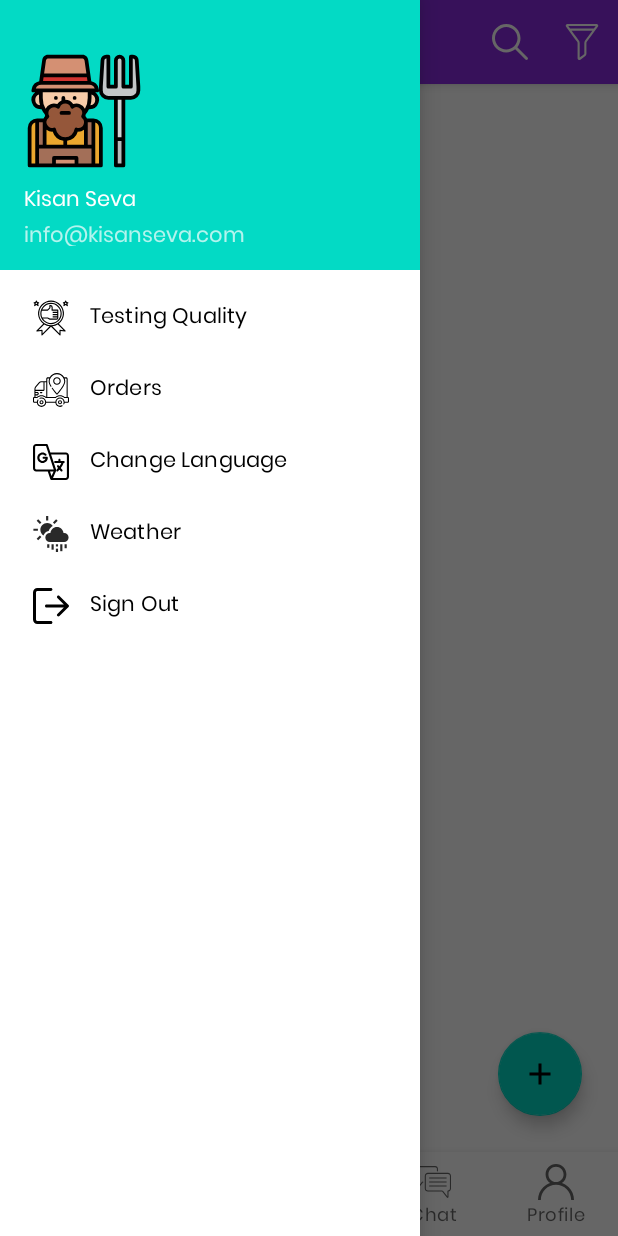
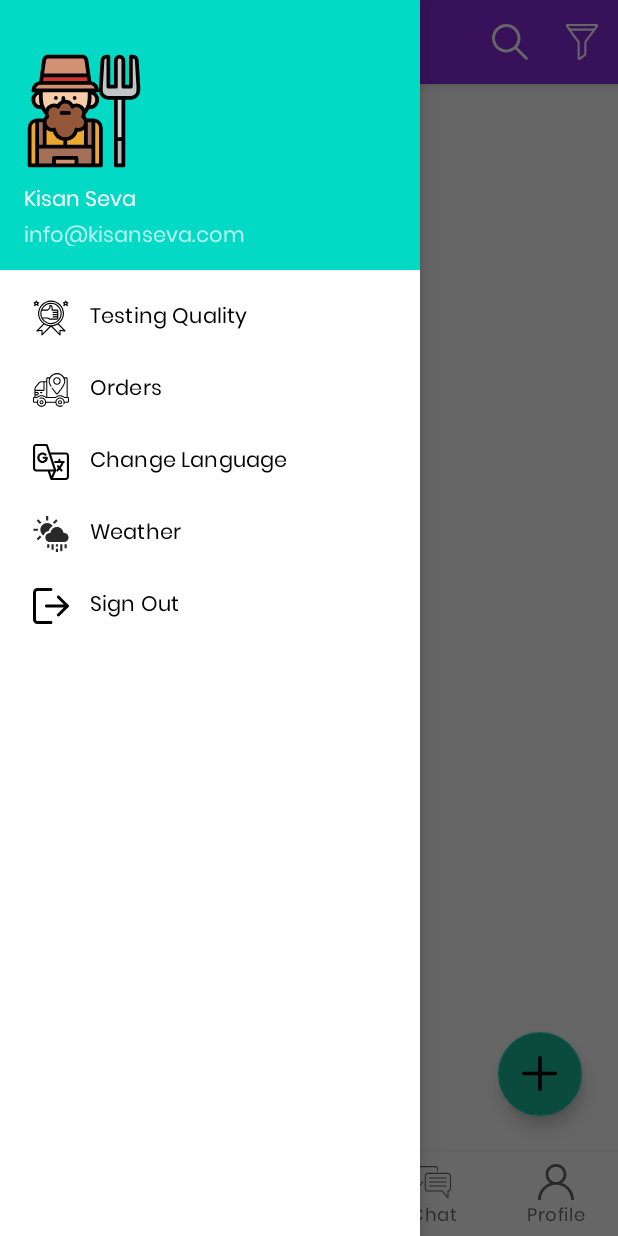
Before and after one commit to shivamkumard107/KisanSeva2, an Android app: the screen it shows after launch once a user with an empty profile is signed in (MainActivity), with the side drawer open, on a phone screen of 412 x 824 dp. Run offline under Robolectric (Android 15) with nearby library versions, the phone set to English and light mode, and no system bars; our stand-ins replace Firebase (no records; nobody signed in at launch, a user with empty details on screens opened directly); libraries missing offline, so code that uses them is left out: com.franmontiel.persistentcookiejar; 3 statements that could not run were skipped.

```diff
--- /dev/null
+++ b/app/src/main/res/drawable/add_button.xml
@@ -0,0 +1,12 @@
+<vector xmlns:android="http://schemas.android.com/apk/res/android"
+    android:width="20dp"
+    android:height="20dp"
+    android:viewportWidth="20"
+    android:viewportHeight="20">
+    <path
+        android:fillColor="#ffffff"
+        android:pathData="M11,1C11,0.4477 10.5523,0 10,0C9.4477,0 9,0.4477 9,1H11ZM9,18.5C9,19.0523 9.4477,19.5 10,19.5C10.5523,19.5 11,19.0523 11,18.5H9ZM9,1V18.5H11V1H9Z" />
+    <path
+        android:fillColor="#ffffff"
+        android:pathData="M18.5,10.75C19.0523,10.75 19.5,10.3023 19.5,9.75C19.5,9.1977 19.0523,8.75 18.5,8.75L18.5,10.75ZM1,8.75C0.4477,8.75 0,9.1977 0,9.75C-0,10.3023 0.4477,10.75 1,10.75L1,8.75ZM18.5,8.75L1,8.75L1,10.75L18.5,10.75L18.5,8.75Z" />
+</vector>
--- a/app/src/main/res/layout/buyer_orders_item_row.xml
+++ b/app/src/main/res/layout/buyer_orders_item_row.xml
@@ -2,6 +2,7 @@
 <androidx.cardview.widget.CardView xmlns:android="http://schemas.android.com/apk/res/android"
     xmlns:app="http://schemas.android.com/apk/res-auto"
     xmlns:tools="http://schemas.android.com/tools"
+    android:id="@+id/cl"
     android:layout_width="match_parent"
     android:layout_height="wrap_content"
     android:layout_marginStart="16dp"
@@ -25,8 +26,10 @@
             android:id="@+id/tvBuyerName"
             android:layout_width="wrap_content"
             android:layout_height="wrap_content"
+            android:fontFamily="@font/poppinsbold"
             android:text="Buyer Name"
             android:textSize="18sp"
+            android:textStyle="bold"
             app:layout_constraintStart_toStartOf="parent"
             app:layout_constraintTop_toTopOf="parent" />
 
--- a/app/src/main/res/layout/fragment_home.xml
+++ b/app/src/main/res/layout/fragment_home.xml
@@ -1,19 +1,30 @@
 <?xml version="1.0" encoding="utf-8"?>
-<androidx.constraintlayout.widget.ConstraintLayout xmlns:android="http://schemas.android.com/apk/res/android"
+<androidx.coordinatorlayout.widget.CoordinatorLayout xmlns:android="http://schemas.android.com/apk/res/android"
     xmlns:app="http://schemas.android.com/apk/res-auto"
     xmlns:tools="http://schemas.android.com/tools"
     android:layout_width="match_parent"
+    android:layout_height="match_parent">
+
+    <androidx.core.widget.NestedScrollView
+        android:layout_width="match_parent"
         android:layout_height="match_parent"
+        app:layout_behavior="@string/appbar_scrolling_view_behavior">
+
+        <androidx.constraintlayout.widget.ConstraintLayout
+            android:layout_width="match_parent"
+            android:layout_height="match_parent"
+            android:paddingBottom="80dp"
             tools:context=".fragments.HomeFragment">
 
             <androidx.recyclerview.widget.RecyclerView
                 android:id="@+id/rvInventory"
                 android:layout_width="match_parent"
                 android:layout_height="match_parent"
+                android:paddingBottom="100dp"
                 app:layout_constraintBottom_toBottomOf="parent"
                 app:layout_constraintEnd_toEndOf="parent"
                 app:layout_constraintStart_toStartOf="parent"
-        app:layout_constraintTop_toTopOf="parent"/>
+                app:layout_constraintTop_toTopOf="parent" />
 
             <ProgressBar
                 android:id="@+id/pb_inventory"
@@ -50,15 +61,23 @@
                     android:text="No Item In Inventory!" />
             </LinearLayout>
 
+
+        </androidx.constraintlayout.widget.ConstraintLayout>
+    </androidx.core.widget.NestedScrollView>
+
     <com.google.android.material.floatingactionbutton.FloatingActionButton
         android:id="@+id/fab_add_item"
         android:layout_width="wrap_content"
         android:layout_height="wrap_content"
+        android:layout_alignParentEnd="true"
+        android:layout_alignParentBottom="true"
+        android:layout_gravity="bottom|end"
         android:layout_marginEnd="24dp"
         android:layout_marginBottom="24dp"
-        android:tint="@color/white"
-        app:layout_constraintBottom_toBottomOf="parent"
-        app:layout_constraintEnd_toEndOf="parent"
-        app:srcCompat="@drawable/ic_baseline_add_24" />
-
-</androidx.constraintlayout.widget.ConstraintLayout>
+        android:backgroundTint="#1ABC9C"
+        android:clickable="true"
+        android:focusable="true"
+        android:src="@drawable/add_button"
+        app:layout_anchorGravity="bottom|right|end"
+        app:rippleColor="#E1BEE7" />
+</androidx.coordinatorlayout.widget.CoordinatorLayout>
```
Also changed, not shown: app/src/main/AndroidManifest.xml (+9 -3 lines), app/src/main/java/com/uttarakhand/kisanseva2/Adapter/OrdersAdapter.kt (+12 -0 lines), app/src/main/java/com/uttarakhand/kisanseva2/activities/MainActivity.kt (+33 -1 lines), app/src/main/java/com/uttarakhand/kisanseva2/activities/OrderDetailsActivity.kt (added, +12 -0 lines), app/src/main/res/layout/activity_order_details.xml (added, +9 -0 lines), app/src/main/res/layout/farmers_inventory_items.xml (+32 -6 lines), 1 other file. Lines whose indentation alone changed are shown as unchanged.
